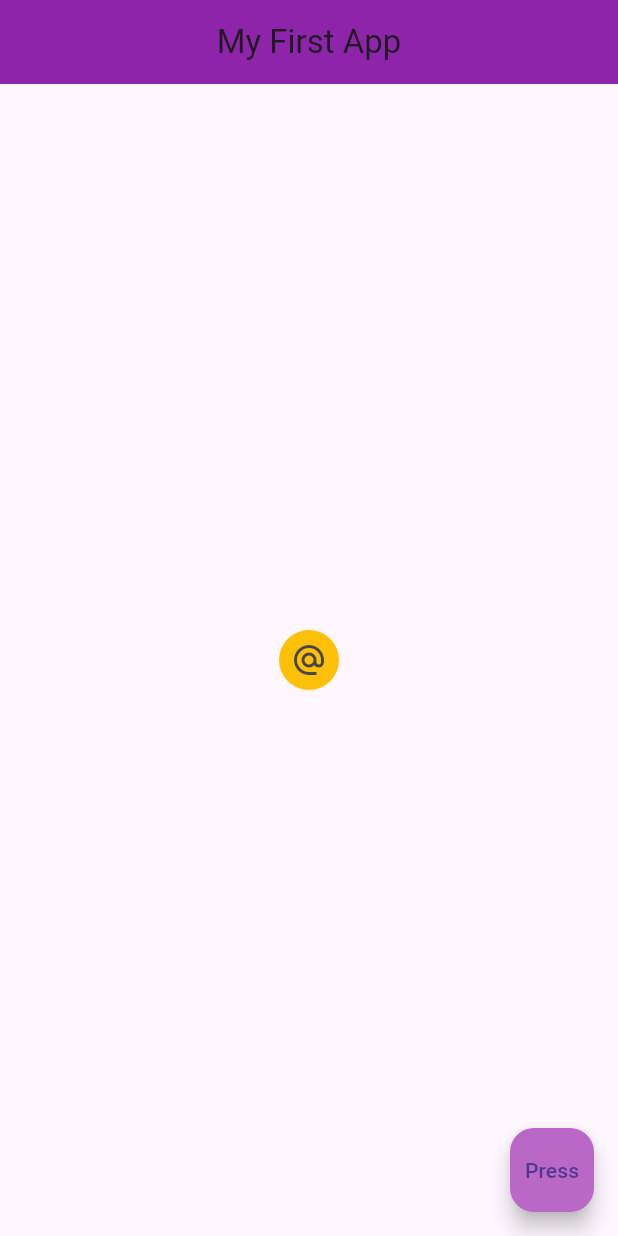
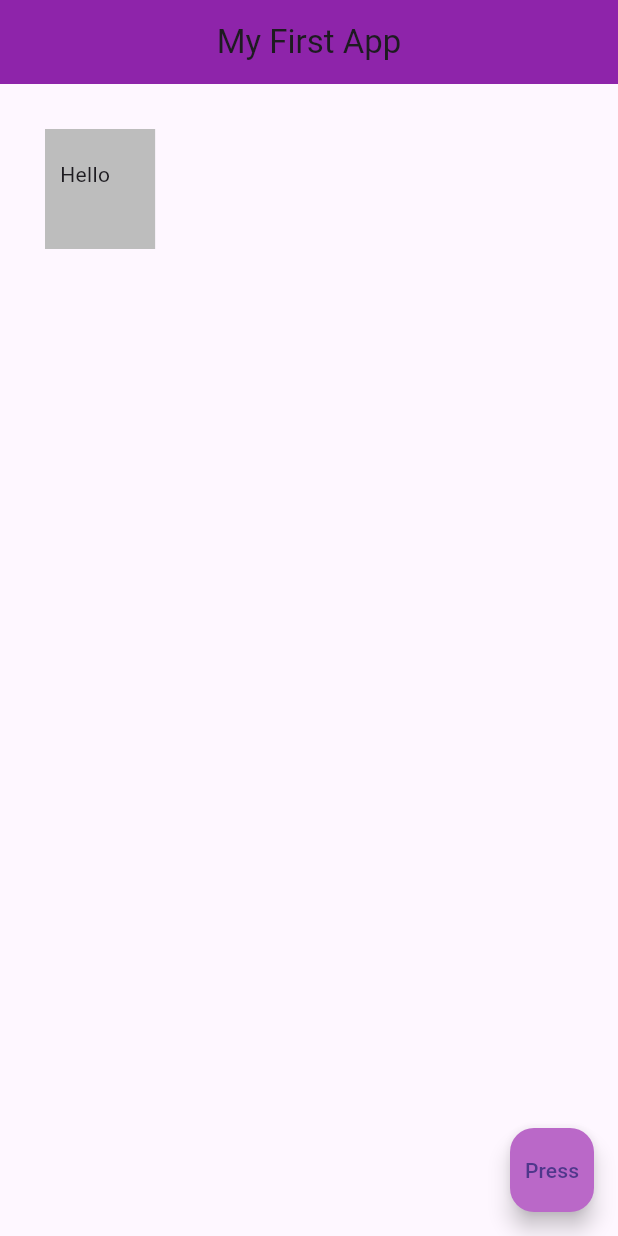
Before and after one commit to jono-rams/LearningFlutter, a Flutter app: the screen it shows after launch, on a phone screen of 412 x 824 dp. Run offline on Flutter 3.47's test engine with Material 3 defaults, Android fonts, the phone set to English and light mode, and no system bars.

Commit message:
Containers, Padding and Margins

```diff
--- a/lib/main.dart
+++ b/lib/main.dart
@@ -15,18 +15,11 @@ class Home extends StatelessWidget {
         title: const Text('My First App'),
         centerTitle: true,
       ),
-      body: Center(
-        child: IconButton(
-          onPressed: () {
-            print('you clicked me');
-          },
-          icon: const Icon(
-            Icons.alternate_email
-          ),
-          style: ElevatedButton.styleFrom(
-            backgroundColor: Colors.amber,
-          ),
-        ),
+      body: Container(
+        padding: EdgeInsets.fromLTRB(10.0, 20.0, 30.0, 40.0),
+        margin: EdgeInsets.all(30.0),
+        color: Colors.grey[400],
+        child: Text('Hello'),
       ),
       floatingActionButton: FloatingActionButton(
         onPressed: () {},
```
